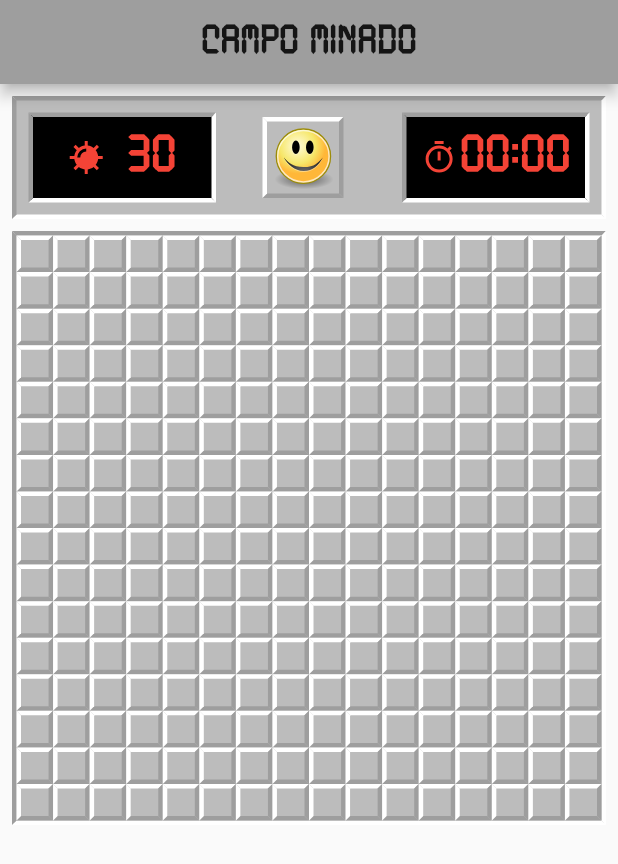
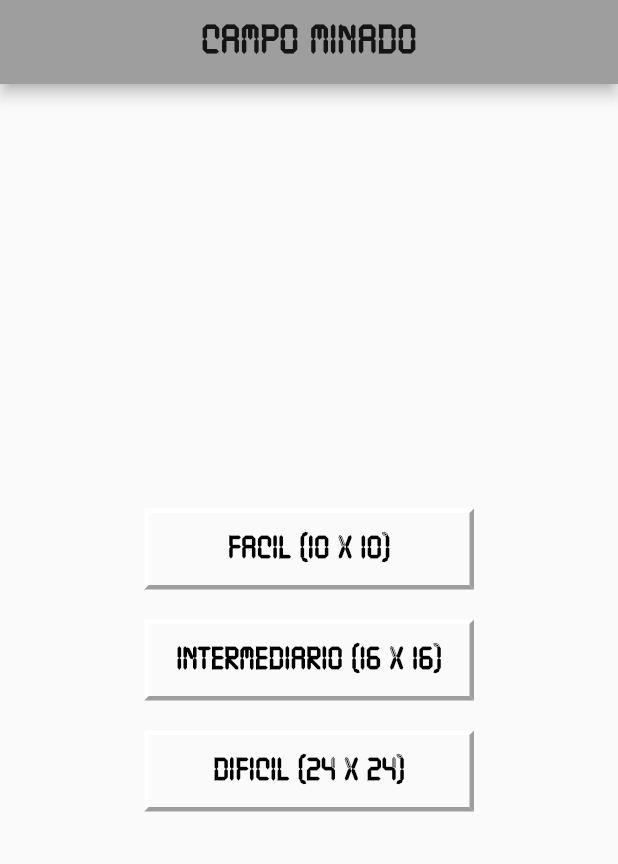
Before and after one commit to thiagotn/minesweeper, a Flutter app: the screen it shows after launch, on a phone screen of 412 x 824 dp. Shown: the top 864 px of the screen. Run offline on Flutter 3.47's test engine with Material 2 defaults, Android fonts, the phone set to English and light mode, and no system bars; our stand-ins replace flutter_svg.

Commit message:
feat: add level page

```diff
--- /dev/null
+++ b/lib/pages/home.page.dart
@@ -0,0 +1,106 @@
+import 'package:flutter/material.dart';
+import 'package:minesweeper/blocs/game.bloc.dart';
+import 'package:minesweeper/blocs/game.config.dart';
+import 'package:minesweeper/pages/game.page.dart';
+import 'package:minesweeper/themes/theme.dart';
+import 'package:minesweeper/widgets/game/app-bar.widget.dart';
+import 'package:provider/provider.dart';
+
+class HomePage extends StatelessWidget {
+  @override
+  Widget build(BuildContext context) {
+    final bloc = Provider.of<GameBloc>(context);
+    return Scaffold(
+      appBar: gameAppBar(),
+      body: Center(
+        child: Column(
+          mainAxisAlignment: MainAxisAlignment.center,
+          crossAxisAlignment: CrossAxisAlignment.center,
+          children: [
+            Container(
+              width: 220,
+              decoration: buildBoxDecorationOut(),
+              child: TextButton(
+                onPressed: () => {
+                  print("fácil"),
+                  bloc.select(EASY),
+                  Navigator.push(
+                    context,
+                    MaterialPageRoute(
+                      builder: (context) => GamePage(),
+                    ),
+                  ),
+                },
+                child: Text(
+                  "Facil ($easyRows X $easyColumns)",
+                  style: TextStyle(
+                    fontSize: 22,
+                    color: Colors.black,
+                    fontWeight: FontWeight.bold,
+                    fontFamily: 'TickingTimebombBB',
+                  ),
+                ),
+              ),
+            ),
+            SizedBox(
+              height: 20,
+            ),
+            Container(
+              width: 220,
+              decoration: buildBoxDecorationOut(),
+              child: TextButton(
+                onPressed: () => {
+                  print("intermediário"),
+                  bloc.select(MEDIUM),
+                  Navigator.push(
+                    context,
+                    MaterialPageRoute(
+                      builder: (context) => GamePage(),
+                    ),
+                  ),
+                },
+                child: Text(
+                  "Intermediario ($mediumRows X $mediumColumns)",
+                  style: TextStyle(
+                    fontSize: 22,
+                    color: Colors.black,
+                    fontWeight: FontWeight.bold,
+                    fontFamily: 'TickingTimebombBB',
+                  ),
+                ),
+              ),
+            ),
+            SizedBox(
+              height: 20,
+            ),
+            Container(
+              width: 220,
+              decoration: buildBoxDecorationOut(),
+              child: TextButton(
+                onPressed: () => {
+                  print("difícil"),
+                  bloc.select(HARD),
+                  Navigator.push(
+                    context,
+                    MaterialPageRoute(
+                      builder: (context) => GamePage(),
+                    ),
+                  ),
+                },
+                child: Text(
+                  "Dificil ($hardRows X $hardColumns)",
+                  style: TextStyle(
+                    fontSize: 22,
+                    color: Colors.black,
+                    fontWeight: FontWeight.bold,
+                    fontFamily: 'TickingTimebombBB',
+                  ),
+                ),
+              ),
+            ),
+          ],
+        ),
+      ),
+    );
+  }
+}
--- a/lib/pages/splash.page.dart
+++ b/lib/pages/splash.page.dart
@@ -1,8 +1,7 @@
 import 'package:flutter/material.dart';
 import 'package:flutter_svg/svg.dart';
+import 'package:minesweeper/pages/home.page.dart';
 import 'package:minesweeper/themes/theme.dart';
-
-import 'game.page.dart';
 
 class SplashPage extends StatelessWidget {
   Future delay(context) async {
@@ -13,7 +12,7 @@ class SplashPage extends StatelessWidget {
       Navigator.pushReplacement(
         context,
         MaterialPageRoute(
-          builder: (context) => GamePage(),
+          builder: (context) => HomePage(),
         ),
       );
     });
--- a/lib/widgets/game/game.widget.dart
+++ b/lib/widgets/game/game.widget.dart
@@ -1,6 +1,5 @@
 import 'package:flutter/material.dart';
 import 'package:minesweeper/blocs/game.bloc.dart';
-import 'package:minesweeper/blocs/game.config.dart';
 import 'package:minesweeper/themes/theme.dart';
 import 'package:minesweeper/widgets/game/square.widget.dart';
 import 'package:provider/provider.dart';
@@ -8,6 +7,7 @@ import 'package:provider/provider.dart';
 class Game extends StatelessWidget {
   @override
   Widget build(BuildContext context) {
+    GameBloc bloc = Provider.of<GameBloc>(context);
     return Padding(
       padding: const EdgeInsets.only(right: 8.0, left: 8.0),
       child: Container(
@@ -16,10 +16,10 @@ class Game extends StatelessWidget {
         child: GridView.builder(
           shrinkWrap: true,
           gridDelegate: SliverGridDelegateWithFixedCrossAxisCount(
-            crossAxisCount: Level.rows,
+            crossAxisCount: bloc.rows,
           ),
           itemBuilder: _buildSquareItems,
-          itemCount: Level.rows * Level.columns,
+          itemCount: bloc.rows * bloc.columns,
         ),
       ),
     );
@@ -28,8 +28,8 @@ class Game extends StatelessWidget {
   Widget _buildSquareItems(BuildContext context, int index) {
     GameBloc bloc = Provider.of<GameBloc>(context);
     int x, y = 0;
-    x = (index / Level.rows).floor();
-    y = (index % Level.columns);
+    x = (index / bloc.rows).floor();
+    y = (index % bloc.columns);
     if (bloc.lose) {
       return GridTile(
         child: Square(x: x, y: y),
--- a/lib/widgets/game/scoreboard.widget.dart
+++ b/lib/widgets/game/scoreboard.widget.dart
@@ -1,7 +1,6 @@
 import 'package:flutter/material.dart';
 import 'package:flutter_svg/svg.dart';
 import 'package:minesweeper/blocs/game.bloc.dart';
-import 'package:minesweeper/blocs/game.config.dart';
 import 'package:minesweeper/themes/theme.dart';
 import 'package:provider/provider.dart';
 
@@ -45,7 +44,7 @@ class Scoreboard extends StatelessWidget {
                         crossAxisAlignment: CrossAxisAlignment.center,
                         children: [
                           Text(
-                            "${Level.mines}",
+                            "${bloc.mines}",
                             style: TextStyle(
                               fontSize: 36,
                               color: Colors.red,
@@ -62,12 +61,15 @@ class Scoreboard extends StatelessWidget {
             ),
             Padding(
               padding: const EdgeInsets.all(8.0),
+              child: GestureDetector(
+                onTap: () => bloc.restart(),
                 child: Container(
                   alignment: Alignment.center,
                   decoration: buildBoxDecorationOut(),
                   child: SvgPicture.asset((bloc.lose)
                       ? "assets/images/face-sad.svg"
                       : "assets/images/face-smile.svg"),
+                ),
               ),
             ),
             Padding(
--- a/lib/widgets/game/square.widget.dart
+++ b/lib/widgets/game/square.widget.dart
@@ -1,7 +1,6 @@
 import 'package:flutter/material.dart';
 import 'package:flutter_svg/svg.dart';
 import 'package:minesweeper/blocs/game.bloc.dart';
-import 'package:minesweeper/blocs/game.config.dart';
 import 'package:minesweeper/themes/theme.dart';
 import 'package:provider/provider.dart';
 
```
Also changed, not shown: lib/blocs/game.bloc.dart (+82 -34 lines), lib/blocs/game.config.dart. Lines whose indentation alone changed are shown as unchanged.
